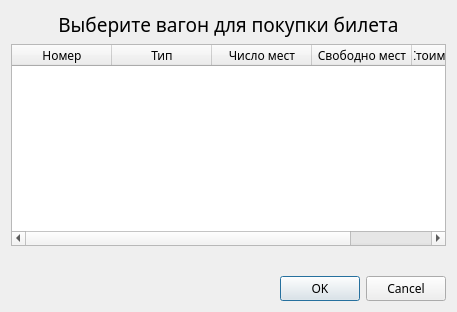
This is dialog_buyticket.ui in zloysergunya/IS_Airport as Qt 5 draws it before an edit. The edited form follows.
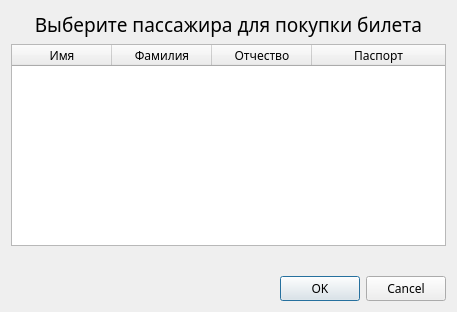
This is the edited form.

```diff
--- a/dialog_buyticket.ui
+++ b/dialog_buyticket.ui
@@ -28,7 +28,7 @@
       </font>
      </property>
      <property name="text">
-      <string>Выберите вагон для покупки билета</string>
+      <string>Выберите пассажира для покупки билета</string>
      </property>
      <property name="alignment">
       <set>Qt::AlignCenter</set>
@@ -57,27 +57,22 @@
      </attribute>
      <column>
       <property name="text">
-       <string>Номер</string>
+       <string>Имя</string>
       </property>
      </column>
      <column>
       <property name="text">
-       <string>Тип</string>
+       <string>Фамилия</string>
       </property>
      </column>
      <column>
       <property name="text">
-       <string>Число мест</string>
+       <string>Отчество</string>
       </property>
      </column>
      <column>
       <property name="text">
-       <string>Свободно мест</string>
-      </property>
-     </column>
-     <column>
-      <property name="text">
-       <string>Стоимость билета</string>
+       <string>Паспорт</string>
       </property>
      </column>
     </widget>
```
Left out of the diff: 2 changed lines with no effect on the pictures.
